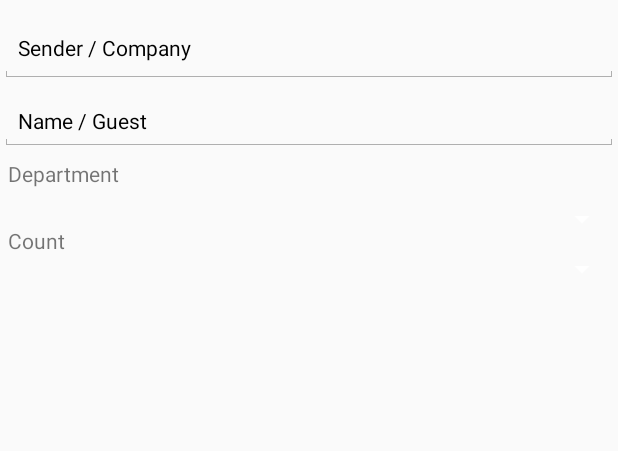
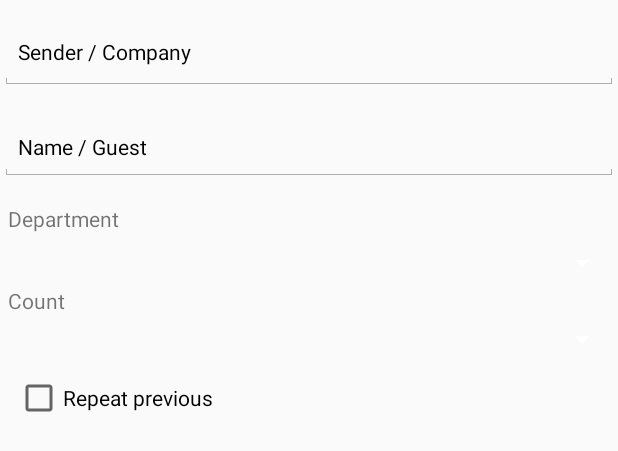
Before and after one commit to mikejimenez/ScanIT-3.1.2, an Android app: the layout scan_entry.xml on its own in the app's theme, with its tools: preview values and no code run, on a phone screen of 412 x 824 dp. Shown: the top 451 px of the screen. Run offline under Robolectric (Android 15) with nearby library versions, the phone set to English and light mode, and no system bars.

Commit message:
3.1.8
MainActivity.java changes
- Added checkbox to Scan Entry, which allows for repeating information on the previous scan.

- Changed some scaling on scan_entry, manual_entry, update.

```diff
--- a/app/build.gradle
+++ b/app/build.gradle
@@ -16,7 +16,7 @@ android {
         minSdkVersion 23
         targetSdkVersion 23
         versionCode 3
-        versionName '3.1.6'
+        versionName '3.1.8'
         signingConfig signingConfigs.config
     }
     buildTypes {
--- a/app/src/main/res/layout/manual_entry.xml
+++ b/app/src/main/res/layout/manual_entry.xml
@@ -35,7 +35,7 @@
         android:id="@+id/infoName_manual"
         style="@android:style/TextAppearance.Small"
         android:layout_width="match_parent"
-        android:layout_height="40dp"
+        android:layout_height="45dp"
         android:layout_marginBottom="5dp"
         android:hint="@string/Name"
         android:maxLines="1"
--- a/app/src/main/res/layout/scan_entry.xml
+++ b/app/src/main/res/layout/scan_entry.xml
@@ -9,9 +9,10 @@
         android:id="@+id/infoCompany_scan"
         style="@android:style/TextAppearance.Small"
         android:layout_width="match_parent"
-        android:layout_height="45dp"
+        android:layout_height="50dp"
         android:layout_alignParentStart="true"
         android:layout_alignParentTop="true"
+        android:layout_marginBottom="10dp"
         android:layout_marginTop="10dp"
         android:hint="@string/uiDepartment"
         android:maxLines="1"
@@ -23,9 +24,10 @@
         android:id="@+id/infoName_scan"
         style="@android:style/TextAppearance.Small"
         android:layout_width="match_parent"
-        android:layout_height="40dp"
+        android:layout_height="45dp"
         android:layout_alignParentStart="true"
         android:layout_below="@+id/infoCompany_scan"
+        android:layout_marginBottom="10dp"
         android:layout_marginTop="5dp"
         android:hint="@string/Name"
         android:maxLines="1"
@@ -40,18 +42,20 @@
         android:layout_alignParentEnd="true"
         android:layout_below="@+id/textView5"
         android:layout_marginLeft="10dp"
-        android:layout_marginTop="-5dp"
+        android:layout_marginTop="1dp"
         android:popupTheme="@style/ThemeOverlay.AppCompat.Light"
         android:theme="@style/ThemeOverlay.AppCompat.Dark.ActionBar" />
 
     <Spinner
         android:id="@+id/infoDepartment_scan"
         android:layout_width="match_parent"
-        android:layout_height="42dp"
+        android:layout_height="36dp"
         android:layout_alignParentEnd="false"
         android:layout_below="@+id/textView"
+        android:layout_marginBottom="5dp"
         android:layout_marginLeft="10dp"
-        android:paddingBottom="20dp"
+        android:layout_marginTop="2dp"
+        android:paddingBottom="15dp"
         android:popupTheme="@style/ThemeOverlay.AppCompat.Light"
         android:theme="@style/ThemeOverlay.AppCompat.Dark.ActionBar" />
 
@@ -62,8 +66,8 @@
         android:layout_alignParentStart="true"
         android:layout_below="@+id/textView"
         android:layout_marginLeft="5dp"
-        android:layout_marginTop="15dp"
-        android:paddingTop="10dp"
+        android:layout_marginTop="30dp"
+        android:paddingTop="5dp"
         android:text="@string/CountText"
         android:textColorHint="@android:color/black" />
 
@@ -78,4 +82,13 @@
         android:text="@string/DepartmentText"
         android:textColorHint="@android:color/black" />
 
+    <CheckBox
+        android:id="@+id/checkBox"
+        android:layout_width="wrap_content"
+        android:layout_height="wrap_content"
+        android:layout_alignStart="@+id/infoPackage_count"
+        android:layout_below="@+id/infoPackage_count"
+        android:layout_marginTop="8dp"
+        android:text="@string/checkbox" />
+
 </RelativeLayout>
--- a/app/src/main/res/layout/update.xml
+++ b/app/src/main/res/layout/update.xml
@@ -23,7 +23,7 @@
         android:id="@+id/InfoDataCompany"
         style="@android:style/TextAppearance.Small"
         android:layout_width="match_parent"
-        android:layout_height="30dp"
+        android:layout_height="45dp"
         android:hint="@string/uiDepartment"
         android:maxLines="1"
         android:paddingLeft="5dp"
@@ -34,7 +34,7 @@
         android:id="@+id/InfoDataName"
         style="@android:style/TextAppearance.Small"
         android:layout_width="match_parent"
-        android:layout_height="30dp"
+        android:layout_height="45dp"
         android:layout_weight="0.01"
         android:hint="@string/Name"
         android:inputType="textFilter"
@@ -56,6 +56,7 @@
         android:id="@+id/infoDepartments_update"
         android:layout_width="match_parent"
         android:layout_height="wrap_content"
+        android:layout_marginBottom="5dp"
         android:layout_weight="0.02"
         android:background="@android:color/transparent"
         android:paddingLeft="5dp"
--- a/app/src/main/res/values/strings.xml
+++ b/app/src/main/res/values/strings.xml
@@ -65,4 +65,5 @@
     <!--<string name="updateCompany">Update Department</string>-->
     <string name="previous">Previous</string>
     <string name="unlock">Unlock</string>
+    <string name="checkbox">Repeat previous</string>
 </resources>
```
Also changed, not shown: app/src/main/java/alpha/com/ScanIT/MainActivity.java (+33 -5 lines), 76 other files.
